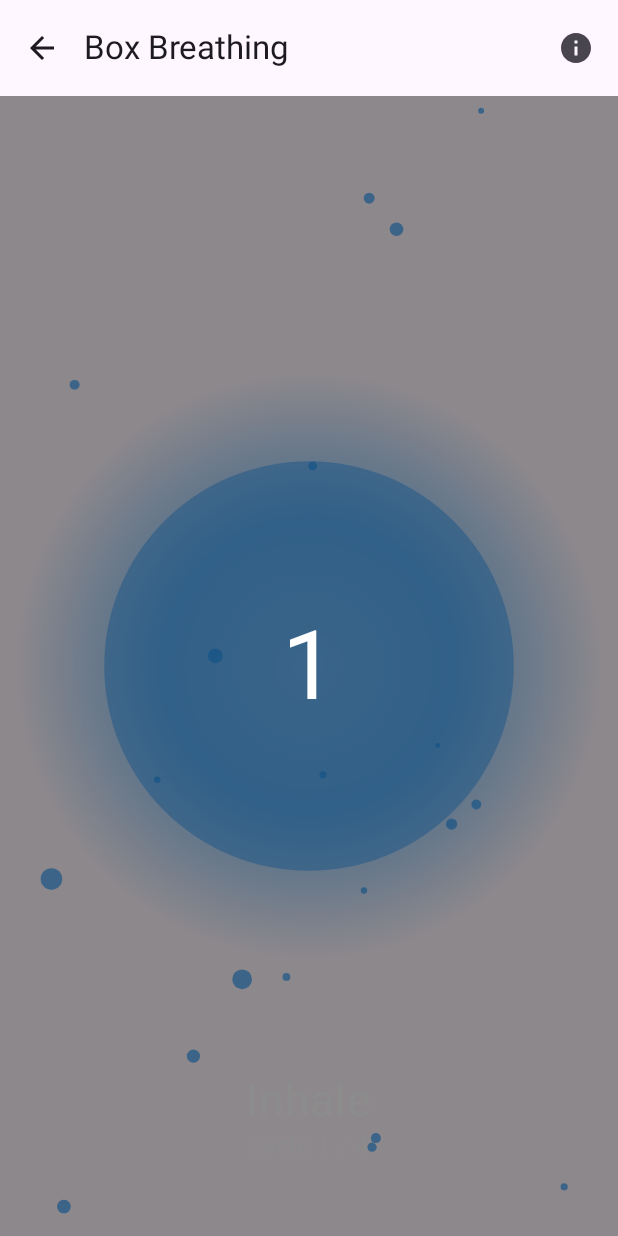
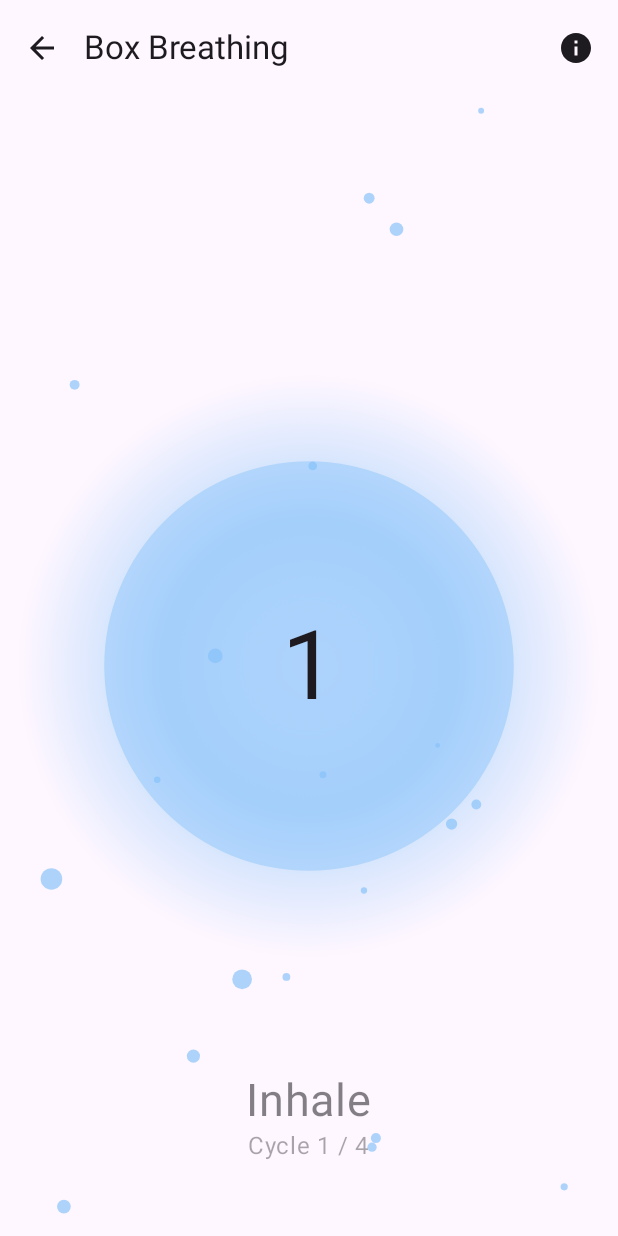
Before and after one commit to marioloncar/Inhale-Exhale-ComposeMultiplatform, an Android app built with Jetpack Compose: the screen it shows after launch (MainActivity), after a tap on "Box Breathing", on a phone screen of 412 x 824 dp. Run offline under Robolectric (Android 15) with nearby library versions, the phone set to English and light mode, and no system bars.

Commit message:
fix: adjust colors

```diff
--- a/composeApp/src/commonMain/kotlin/com/autogenie/autogenic/App.kt
+++ b/composeApp/src/commonMain/kotlin/com/autogenie/autogenic/App.kt
@@ -1,11 +1,13 @@
 package com.autogenie.autogenic
 
-import androidx.compose.animation.AnimatedVisibility
 import androidx.compose.animation.Crossfade
+import androidx.compose.animation.core.FastOutSlowInEasing
+import androidx.compose.animation.core.RepeatMode
+import androidx.compose.animation.core.animateFloat
+import androidx.compose.animation.core.infiniteRepeatable
+import androidx.compose.animation.core.rememberInfiniteTransition
 import androidx.compose.animation.core.tween
-import androidx.compose.animation.fadeIn
-import androidx.compose.animation.fadeOut
-import androidx.compose.foundation.background
+import androidx.compose.foundation.Canvas
 import androidx.compose.foundation.layout.Box
 import androidx.compose.foundation.layout.fillMaxSize
 import androidx.compose.material3.MaterialTheme
@@ -19,6 +21,8 @@ import androidx.compose.runtime.remember
 import androidx.compose.runtime.setValue
 import androidx.compose.ui.Alignment
 import androidx.compose.ui.Modifier
+import androidx.compose.ui.geometry.Offset
+import androidx.compose.ui.graphics.Brush
 import androidx.compose.ui.graphics.Color
 import androidx.navigation.compose.NavHost
 import androidx.navigation.compose.composable
@@ -113,31 +117,52 @@ fun AppNavigation() {
 
 @Composable
 fun SplashScreen(onFinished: () -> Unit) {
-    var visible by remember { mutableStateOf(false) }
+    var visible by remember { mutableStateOf(true) }
+
+    val infiniteTransition = rememberInfiniteTransition()
+    val radius by infiniteTransition.animateFloat(
+        initialValue = 100f,
+        targetValue = 300f,
+        animationSpec = infiniteRepeatable(
+            animation = tween(2000, easing = FastOutSlowInEasing),
+            repeatMode = RepeatMode.Reverse
+        )
+    )
+
+    val primaryColor = MaterialTheme.colorScheme.primary
+    val textColor = MaterialTheme.colorScheme.onBackground
 
     LaunchedEffect(Unit) {
-        visible = true
-        delay(1200)
+        delay(2000)
         visible = false
         delay(300)
         onFinished()
     }
 
-    AnimatedVisibility(
-        visible = visible,
-        enter = fadeIn(animationSpec = tween(durationMillis = 600)),
-        exit = fadeOut(animationSpec = tween(durationMillis = 300))
-    ) {
+    if (visible) {
         Box(
-            modifier = Modifier
-                .fillMaxSize()
-                .background(Color.Black),
+            modifier = Modifier.fillMaxSize(),
             contentAlignment = Alignment.Center
         ) {
+            Canvas(modifier = Modifier.fillMaxSize()) {
+                drawCircle(
+                    brush = Brush.radialGradient(
+                        colors = listOf(
+                            primaryColor.copy(alpha = 0.3f),
+                            Color.Transparent
+                        ),
+                        center = Offset(size.width / 2, size.height / 2),
+                        radius = radius
+                    ),
+                    radius = radius,
+                    center = Offset(size.width / 2, size.height / 2)
+                )
+            }
+
             Text(
-                text = "InhaleExhale",
-                style = MaterialTheme.typography.headlineLarge,
-                color = Color.White
+                text = "Inhale - Exhale",
+                color = textColor,
+                style = MaterialTheme.typography.headlineLarge
             )
         }
     }
--- a/composeApp/src/commonMain/kotlin/com/autogenie/autogenic/data/preferences/data/source/local/PreferencesLocalSourceImpl.kt
+++ b/composeApp/src/commonMain/kotlin/com/autogenie/autogenic/data/preferences/data/source/local/PreferencesLocalSourceImpl.kt
@@ -13,41 +13,42 @@ import kotlinx.coroutines.flow.map
 
 private val colorSets = mapOf(
     "Ocean Breeze" to listOf(
-        "#FF2196F3",
-        "#FF03A9F4",
-        "#FF00BCD4",
-        "#FFB3E5FC",
-        "#FF81D4FA"
+        "#FF2196F3", // deep blue
+        "#FF00BCD4", // teal
+        "#FFFFC107", // amber
+        "#FF4CAF50", // green
+        "#FFFF5722"  // orange
     ),
     "Sunset Glow" to listOf(
-        "#FFFF9800",
-        "#FFFF5722",
-        "#FFFF7043",
-        "#FFFFB74D",
-        "#FFFFCCBC"
+        "#FFFF7043", // coral
+        "#FFFFEB3B", // yellow
+        "#FF8E24AA", // purple
+        "#FF03A9F4", // bright blue
+        "#FFFF4081"  // pink
     ),
     "Forest Calm" to listOf(
-        "#FF4CAF50",
-        "#FF2E7D32",
-        "#FF81C784",
-        "#FF66BB6A",
-        "#FFC8E6C9"
+        "#FF4CAF50", // green
+        "#FFCDDC39", // lime
+        "#FF8D6E63", // brown
+        "#FF00BCD4", // teal
+        "#FF81C784"  // soft green
     ),
     "Candy Pop" to listOf(
-        "#FFE91E63",
-        "#FFFF4081",
-        "#FFFFC107",
-        "#FFFFEB3B",
-        "#FFCDDC39"
+        "#FFE91E63", // pink
+        "#FFFFEB3B", // yellow
+        "#FF03A9F4", // bright blue
+        "#FFCDDC39", // lime
+        "#FFFF5722"  // orange
     ),
     "Morning Mist" to listOf(
-        "#FFDCE3F2",
-        "#FFB0C4DE",
-        "#FF9BB7D4",
-        "#FF7DA3C7",
-        "#FF5E8FB9"
+        "#FF7E57C2", // lavender
+        "#FF64B5F6", // light blue
+        "#FFFFF176", // pale yellow
+        "#FF4DB6AC", // teal
+        "#FFFF8A65"  // soft coral
     )
 )
+
 
 class PreferencesLocalSourceImpl(
     private val dataStore: DataStore<Preferences>
--- a/composeApp/src/commonMain/kotlin/com/autogenie/autogenic/feature/exercise/ui/ExerciseScreen.kt
+++ b/composeApp/src/commonMain/kotlin/com/autogenie/autogenic/feature/exercise/ui/ExerciseScreen.kt
@@ -1,41 +1,15 @@
 package com.autogenie.autogenic.feature.exercise.ui
 
-import androidx.compose.animation.core.Animatable
-import androidx.compose.animation.core.FastOutSlowInEasing
-import androidx.compose.animation.core.LinearEasing
-import androidx.compose.animation.core.RepeatMode
-import androidx.compose.animation.core.animateFloat
-import androidx.compose.animation.core.infiniteRepeatable
-import androidx.compose.animation.core.rememberInfiniteTransition
-import androidx.compose.animation.core.tween
+import androidx.compose.animation.core.*
 import androidx.compose.foundation.Canvas
 import androidx.compose.foundation.background
-import androidx.compose.foundation.layout.Box
-import androidx.compose.foundation.layout.Column
-import androidx.compose.foundation.layout.fillMaxSize
-import androidx.compose.foundation.layout.padding
-import androidx.compose.foundation.layout.size
+import androidx.compose.foundation.layout.*
 import androidx.compose.foundation.shape.CircleShape
 import androidx.compose.material.icons.Icons
 import androidx.compose.material.icons.automirrored.filled.ArrowBack
-import androidx.compose.material.icons.filled.ArrowBack
 import androidx.compose.material.icons.filled.Info
-import androidx.compose.material3.AlertDialog
-import androidx.compose.material3.ExperimentalMaterial3Api
-import androidx.compose.material3.Icon
-import androidx.compose.material3.IconButton
-import androidx.compose.material3.Scaffold
-import androidx.compose.material3.Text
-import androidx.compose.material3.TextButton
-import androidx.compose.material3.TopAppBar
-import androidx.compose.runtime.Composable
-import androidx.compose.runtime.LaunchedEffect
-import androidx.compose.runtime.collectAsState
-import androidx.compose.runtime.getValue
-import androidx.compose.runtime.mutableIntStateOf
-import androidx.compose.runtime.mutableStateOf
-import androidx.compose.runtime.remember
-import androidx.compose.runtime.setValue
+import androidx.compose.material3.*
+import androidx.compose.runtime.*
 import androidx.compose.ui.Alignment
 import androidx.compose.ui.Modifier
 import androidx.compose.ui.draw.blur
@@ -63,9 +37,7 @@ fun ExerciseScreen(
     viewModel: ExerciseViewModel,
     onBackClick: () -> Unit
 ) {
-    LaunchedEffect(exerciseId) {
-        viewModel.loadExercise(exerciseId)
-    }
+    LaunchedEffect(exerciseId) { viewModel.loadExercise(exerciseId) }
 
     val haptics = LocalHapticFeedback.current
     val trainingUiModel by viewModel.training.collectAsState()
@@ -77,8 +49,8 @@ fun ExerciseScreen(
     val baseColor = trainingUiModel!!.color.toColor()
     val isInfiniteCycle = trainingUiModel!!.isInfiniteCycle
 
-    var currentStepIndex by remember { mutableIntStateOf(0) }
-    var currentCycle by remember { mutableIntStateOf(1) }
+    var currentStepIndex by remember { mutableStateOf(0) }
+    var currentCycle by remember { mutableStateOf(1) }
     var isRunning by remember { mutableStateOf(true) }
     var showInfoDialog by remember { mutableStateOf(false) }
     var startExercise by remember { mutableStateOf(true) }
@@ -86,7 +58,7 @@ fun ExerciseScreen(
     val currentStep = training.steps[currentStepIndex]
 
     // ---------- COUNTDOWN ----------
-    var countdown by remember { mutableIntStateOf(3) }
+    var countdown by remember { mutableStateOf(3) }
     var isCountdownFinished by remember { mutableStateOf(false) }
 
     LaunchedEffect(startExercise) {
@@ -142,7 +114,6 @@ fun ExerciseScreen(
                     )
                 )
             }
-
             StepType.EXHALE -> {
                 haptics.vibrateFirmly()
                 TTS.speak("Exhale")
@@ -154,7 +125,6 @@ fun ExerciseScreen(
                     )
                 )
             }
-
             StepType.HOLD -> {
                 haptics.vibrateFirmly()
                 TTS.speak("Hold")
@@ -185,11 +155,11 @@ fun ExerciseScreen(
     if (showInfoDialog) {
         AlertDialog(
             onDismissRequest = { showInfoDialog = false },
-            title = { Text(training.name) },
-            text = { Text(training.description) },
+            title = { Text(training.name, color = MaterialTheme.colorScheme.onBackground) },
+            text = { Text(training.description, color = MaterialTheme.colorScheme.onBackground) },
             confirmButton = {
                 TextButton(onClick = { showInfoDialog = false }) {
-                    Text("Close")
+                    Text("Close", color = MaterialTheme.colorScheme.primary)
                 }
             }
         )
@@ -198,15 +168,15 @@ fun ExerciseScreen(
     Scaffold(
         topBar = {
             TopAppBar(
-                title = { Text(training.name) },
+                title = { Text(training.name, color = MaterialTheme.colorScheme.onBackground) },
                 navigationIcon = {
                     IconButton(onClick = onBackClick) {
-                        Icon(Icons.AutoMirrored.Filled.ArrowBack, contentDescription = "Back")
+                        Icon(Icons.AutoMirrored.Filled.ArrowBack, contentDescription = "Back", tint = MaterialTheme.colorScheme.onBackground)
                     }
                 },
                 actions = {
                     IconButton(onClick = { showInfoDialog = true }) {
-                        Icon(Icons.Default.Info, contentDescription = "Info")
+                        Icon(Icons.Default.Info, contentDescription = "Info", tint = MaterialTheme.colorScheme.onBackground)
                     }
                 }
             )
@@ -240,14 +210,14 @@ fun ExerciseScreen(
                 horizontalAlignment = Alignment.CenterHorizontally
             ) {
                 if (isRunning) {
-                    Text(stepLabel(currentStep.type), fontSize = 30.sp, color = Color.White)
+                    Text(stepLabel(currentStep.type), fontSize = 30.sp, color = MaterialTheme.colorScheme.onBackground)
                     Text(
                         text = "Cycle $currentCycle / ${training.cycles}" + if (isInfiniteCycle) " (∞)" else "",
                         fontSize = 16.sp,
-                        color = Color.White.copy(alpha = 0.7f)
+                        color = MaterialTheme.colorScheme.onBackground.copy(alpha = 0.7f)
                     )
                 } else {
-                    Text("Exercise Complete!", fontSize = 28.sp, color = Color.White)
+                    Text("Exercise Complete!", fontSize = 28.sp, color = MaterialTheme.colorScheme.onBackground)
                     TextButton(onClick = {
                         currentStepIndex = 0
                         currentCycle = 1
@@ -256,7 +226,7 @@ fun ExerciseScreen(
                         isCountdownFinished = false
                         startExercise = !startExercise
                     }) {
-                        Text("Restart Exercise", fontSize = 16.sp, color = Color.White)
+                        Text("Restart Exercise", fontSize = 16.sp, color = MaterialTheme.colorScheme.primary)
                     }
                 }
             }
@@ -266,19 +236,21 @@ fun ExerciseScreen(
                 Box(
                     Modifier
                         .fillMaxSize()
-                        .background(Color.Black.copy(alpha = 0.45f)),
+                        .background(MaterialTheme.colorScheme.background.copy(alpha = 0.45f)),
                     contentAlignment = Alignment.Center
                 ) {
                     Text(
                         text = if (countdown > 0) countdown.toString() else "Start",
                         fontSize = 64.sp,
-                        color = Color.White
+                        color = MaterialTheme.colorScheme.onBackground
                     )
                 }
             }
         }
     }
 }
+
+// ---------- Supporting Composables ----------
 
 @Composable
 fun PulsatingRadialBackground(baseColor: Color, scaleFactor: Float) {
@@ -327,10 +299,7 @@ fun FloatingParticles(particles: List<Particle>, baseColor: Color) {
             initialValue = particle.offset.y,
             targetValue = 1f,
             animationSpec = infiniteRepeatable(
-                animation = tween(
-                    durationMillis = (4000 / particle.speed).toInt(),
-                    easing = LinearEasing
-                ),
+                animation = tween((4000 / particle.speed).toInt(), easing = LinearEasing),
                 repeatMode = RepeatMode.Restart
             )
         )
@@ -338,10 +307,7 @@ fun FloatingParticles(particles: List<Particle>, baseColor: Color) {
             initialValue = particle.offset.x,
             targetValue = particle.offset.x + Random.nextFloat() * 0.1f - 0.05f,
             animationSpec = infiniteRepeatable(
-                animation = tween(
-                    durationMillis = (5000 / particle.speed).toInt(),
-                    easing = LinearEasing
-                ),
+                animation = tween((5000 / particle.speed).toInt(), easing = LinearEasing),
                 repeatMode = RepeatMode.Reverse
             )
         )
@@ -369,7 +335,7 @@ fun FloatingParticles(particles: List<Particle>, baseColor: Color) {
         val centerX = size.width / 2
         val centerY = size.height / 2
 
-        animatedParticles.forEachIndexed { index, triple ->
+        animatedParticles.forEach { triple ->
             val (xAnim, yAnim, sizeAlpha) = triple
             val (radiusAnim, alphaAnim) = sizeAlpha
             val x = xAnim.value * size.width
@@ -384,28 +350,19 @@ fun FloatingParticles(particles: List<Particle>, baseColor: Color) {
             )
         }
     }
-
 }
 
+// ---------- Helpers ----------
 
-private fun HapticFeedback.vibrateShortly() {
-    performHapticFeedback(HapticFeedbackType.Confirm)
-}
+private fun HapticFeedback.vibrateShortly() { performHapticFeedback(HapticFeedbackType.Confirm) }
+private fun HapticFeedback.vibrateFirmly() { performHapticFeedback(HapticFeedbackType.Reject) }
 
-private fun HapticFeedback.vibrateFirmly() {
-    performHapticFeedback(HapticFeedbackType.Reject)
-}
-
-data class Particle(
-    val offset: Offset,
-    val size: Float,
-    val speed: Float
-)
+data class Particle(val offset: Offset, val size: Float, val speed: Float)
 
 @Composable
 private fun LoadingScreen() {
     Box(Modifier.fillMaxSize(), Alignment.Center) {
-        Text("Loading...", color = Color.Gray)
+        Text("Loading...", color = MaterialTheme.colorScheme.onBackground.copy(alpha = 0.6f))
     }
 }
 
--- a/composeApp/src/commonMain/kotlin/com/autogenie/autogenic/feature/home/ui/HomeScreen.kt
+++ b/composeApp/src/commonMain/kotlin/com/autogenie/autogenic/feature/home/ui/HomeScreen.kt
@@ -15,6 +15,7 @@ import androidx.compose.foundation.layout.padding
 import androidx.compose.foundation.layout.width
 import androidx.compose.foundation.lazy.LazyColumn
 import androidx.compose.foundation.lazy.items
+import androidx.compose.foundation.shape.RoundedCornerShape
 import androidx.compose.material.icons.Icons
 import androidx.compose.material.icons.filled.Book
 import androidx.compose.material.icons.filled.Settings
@@ -143,7 +144,8 @@ fun Exercise(
             .width(150.dp)
             .height(130.dp)
             .clickable { onClick() },
-        elevation = CardDefaults.cardElevation(4.dp)
+        elevation = CardDefaults.cardElevation(4.dp),
+        shape = RoundedCornerShape(24.dp)
     ) {
         Box(
             modifier = Modifier
@@ -184,7 +186,7 @@ fun GetStartedBanner(title: String, color: Color, onClick: () -> Unit) {
                 brush = Brush.linearGradient(
                     colors = listOf(color.copy(alpha = 0.9f), color.copy(alpha = 0.6f))
                 ),
-                shape = MaterialTheme.shapes.large
+                shape = RoundedCornerShape(24.dp),
             )
             .clickable { onClick() }
             .padding(16.dp)
--- a/composeApp/src/commonMain/kotlin/com/autogenie/autogenic/feature/tutorial/ui/TutorialScreen.kt
+++ b/composeApp/src/commonMain/kotlin/com/autogenie/autogenic/feature/tutorial/ui/TutorialScreen.kt
@@ -4,46 +4,29 @@ import androidx.compose.animation.core.Animatable
 import androidx.compose.animation.core.FastOutSlowInEasing
 import androidx.compose.animation.core.RepeatMode
 import androidx.compose.animation.core.animateFloat
+import androidx.compose.animation.core.tween
 import androidx.compose.animation.core.infiniteRepeatable
 import androidx.compose.animation.core.rememberInfiniteTransition
-import androidx.compose.animation.core.tween
 import androidx.compose.foundation.background
-import androidx.compose.foundation.layout.Arrangement
-import androidx.compose.foundation.layout.Box
-import androidx.compose.foundation.layout.Column
-import androidx.compose.foundation.layout.Spacer
-import androidx.compose.foundation.layout.fillMaxSize
-import androidx.compose.foundation.layout.fillMaxWidth
-import androidx.compose.foundation.layout.height
-import androidx.compose.foundation.layout.padding
+import androidx.compose.foundation.layout.*
 import androidx.compose.foundation.rememberScrollState
 import androidx.compose.foundation.shape.CircleShape
 import androidx.compose.foundation.verticalScroll
 import androidx.compose.material.icons.Icons
 import androidx.compose.material.icons.filled.SelfImprovement
-import androidx.compose.material3.ExperimentalMaterial3Api
-import androidx.compose.material3.Icon
-import androidx.compose.material3.IconButton
-import androidx.compose.material3.MaterialTheme
-import androidx.compose.material3.Scaffold
-import androidx.compose.material3.Text
-import androidx.compose.material3.TopAppBar
-import androidx.compose.runtime.Composable
-import androidx.compose.runtime.LaunchedEffect
-import androidx.compose.runtime.getValue
-import androidx.compose.runtime.mutableStateOf
-import androidx.compose.runtime.remember
-import androidx.compose.runtime.setValue
+import androidx.compose.material3.*
+import androidx.compose.runtime.*
 import androidx.compose.ui.Alignment
 import androidx.compose.ui.Modifier
 import androidx.compose.ui.draw.blur
 import androidx.compose.ui.draw.scale
 import androidx.compose.ui.graphics.Brush
 import androidx.compose.ui.graphics.Color
+import androidx.compose.ui.text.font.FontWeight
 import androidx.compose.ui.unit.dp
 import androidx.compose.ui.unit.sp
+import kotlinx.coroutines.isActive
 import kotlinx.coroutines.delay
-import kotlinx.coroutines.isActive
 
 enum class StepType { INHALE, HOLD, EXHALE }
 data class BreathingStep(val type: StepType, val duration: Int)
@@ -97,7 +80,6 @@ fun TutorialScreen(onBackClick: () -> Unit) {
                 .fillMaxSize()
                 .padding(padding)
         ) {
-
             // ===========================
             // Subtle full-screen breathing background
             // ===========================
@@ -156,24 +138,39 @@ fun TutorialScreen(onBackClick: () -> Unit) {
                     Text(
                         "Breathing Basics",
                         style = MaterialTheme.typography.titleLarge,
-                        fontWeight = androidx.compose.ui.text.font.FontWeight.Bold,
-                        color = Color.White
+                        fontWeight = FontWeight.Bold,
+                        color = MaterialTheme.colorScheme.onBackground
                     )
-                    Text("1. Sit or lie down comfortably in a quiet place.", color = Color.White)
-                    Text("2. Close your eyes gently and relax your body.", color = Color.White)
-                    Text("3. Follow the breathing orb and text cues above.", color = Color.White)
-                    Text("4. Inhale when it says 'Inhale', hold when it says 'Hold', and exhale when it says 'Exhale'.", color = Color.White)
-                    Text("5. Repeat for several minutes, focusing on smooth breathing.", color = Color.White)
+                    Text(
+                        "1. Sit or lie down comfortably in a quiet place.",
+                        color = MaterialTheme.colorScheme.onBackground
+                    )
+                    Text(
+                        "2. Close your eyes gently and relax your body.",
+                        color = MaterialTheme.colorScheme.onBackground
+                    )
+                    Text(
+                        "3. Follow the breathing orb and text cues above.",
+                        color = MaterialTheme.colorScheme.onBackground
+                    )
+                    Text(
+                        "4. Inhale when it says 'Inhale', hold when it says 'Hold', and exhale when it says 'Exhale'.",
+                        color = MaterialTheme.colorScheme.onBackground
+                    )
+                    Text(
+                        "5. Repeat for several minutes, focusing on smooth breathing.",
+                        color = MaterialTheme.colorScheme.onBackground
+                    )
 
                     Text(
                         "Why It Helps",
                         style = MaterialTheme.typography.titleLarge,
-                        fontWeight = androidx.compose.ui.text.font.FontWeight.Bold,
-                        color = Color.White
+                        fontWeight = FontWeight.Bold,
+                        color = MaterialTheme.colorScheme.onBackground
                     )
                     Text(
                         "Deep breathing activates the parasympathetic nervous system, calming your body and reducing stress.",
-                        color = Color.White
+                        color = MaterialTheme.colorScheme.onBackground
                     )
                 }
 
@@ -182,7 +179,7 @@ fun TutorialScreen(onBackClick: () -> Unit) {
                     text = "You're doing great! ✨",
                     fontSize = 16.sp,
                     color = MaterialTheme.colorScheme.primary,
-                    fontWeight = androidx.compose.ui.text.font.FontWeight.Medium
+                    fontWeight = FontWeight.Medium
                 )
             }
         }
```
